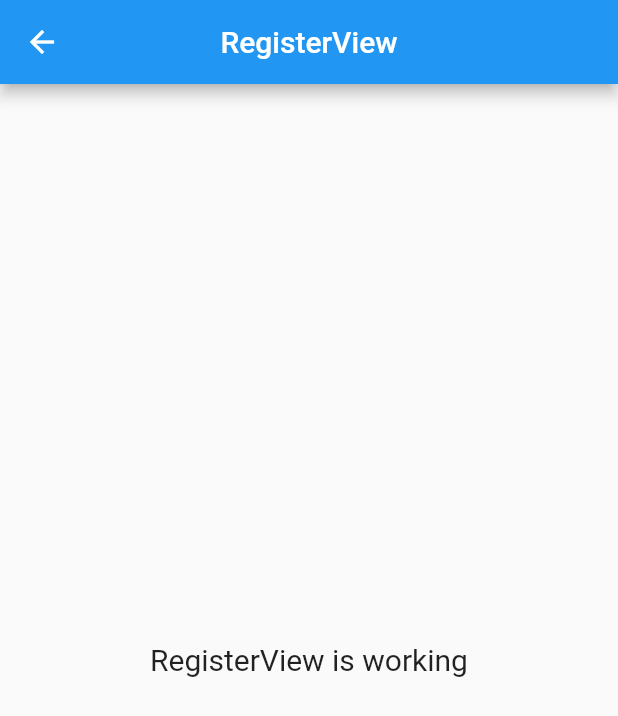
After one commit to fabiojansenbr/horadedoar, a Flutter app: the RegisterView screen opened by its route, on a phone screen of 412 x 824 dp. The commit adds this screen. Shown: the top 716 px of the screen. Run offline on Flutter 3.47's test engine with Material 2 defaults, Android fonts, the phone set to English and light mode, and no system bars; our stand-ins replace get.

Commit message:
created main modules

```diff
--- /dev/null
+++ b/lib/app/modules/register/views/register_view.dart
@@ -0,0 +1,21 @@
+import 'package:flutter/material.dart';
+import 'package:get/get.dart';
+import 'package:horadedoar/app/modules/register/controllers/register_controller.dart';
+
+class RegisterView extends GetView<RegisterController> {
+  @override
+  Widget build(BuildContext context) {
+    return Scaffold(
+      appBar: AppBar(
+        title: Text('RegisterView'),
+        centerTitle: true,
+      ),
+      body: Center(
+        child: Text(
+          'RegisterView is working',
+          style: TextStyle(fontSize:20),
+        ),
+      ),
+    );
+  }
+}
--- a/lib/app/routes/app_routes.dart
+++ b/lib/app/routes/app_routes.dart
@@ -4,4 +4,7 @@ part of 'app_pages.dart';
 abstract class Routes{
 
   static const HOME = '/home';
+  static const LOGIN = '/login';
+  static const REGISTER = '/register';
+  static const SPLASH = '/splash';
 }
```
Also changed, not shown: lib/app/modules/login/bindings/login_binding.dart (added, +12 -0 lines), lib/app/modules/login/controllers/login_controller.dart (added, +18 -0 lines), lib/app/modules/login/views/login_view.dart (added, +21 -0 lines), lib/app/modules/register/bindings/register_binding.dart (added, +12 -0 lines), lib/app/modules/register/controllers/register_controller.dart (added, +18 -0 lines), lib/app/modules/splash/bindings/splash_binding.dart (added, +12 -0 lines), lib/app/modules/splash/controllers/splash_controller.dart (added, +18 -0 lines), lib/app/modules/splash/views/splash_view.dart (added, +21 -0 lines), lib/app/routes/app_pages.dart (+21 -0 lines).
